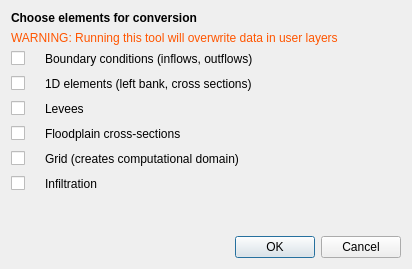
This is flo2d/ui/schema2user.ui in FLO-2DSoftware/qgis-flo-2d-plugin as Qt 5 draws it before an edit. The edited form follows.
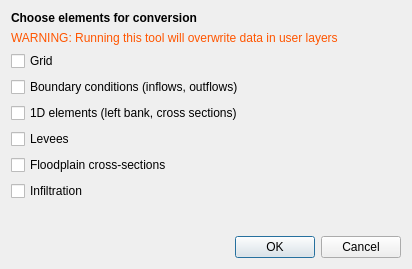
This is the edited form.

What changed in the file:
```diff
--- a/flo2d/ui/schema2user.ui
+++ b/flo2d/ui/schema2user.ui
@@ -14,7 +14,7 @@
    <string>Schematic to user layers conversion</string>
   </property>
   <layout class="QGridLayout" name="gridLayout">
-   <item row="4" column="0">
+   <item row="5" column="0">
     <widget class="QDialogButtonBox" name="buttonBox">
      <property name="orientation">
       <enum>Qt::Horizontal</enum>
@@ -38,83 +38,55 @@
      </property>
     </widget>
    </item>
+   <item row="4" column="0">
+    <spacer name="verticalSpacer">
+     <property name="orientation">
+      <enum>Qt::Vertical</enum>
+     </property>
+     <property name="sizeHint" stdset="0">
+      <size>
+       <width>20</width>
+       <height>40</height>
+      </size>
+     </property>
+    </spacer>
+   </item>
    <item row="2" column="0">
-    <layout class="QFormLayout" name="formLayout">
-     <property name="fieldGrowthPolicy">
-      <enum>QFormLayout::AllNonFixedFieldsGrow</enum>
-     </property>
-     <property name="horizontalSpacing">
-      <number>20</number>
-     </property>
-     <property name="verticalSpacing">
-      <number>10</number>
+    <layout class="QGridLayout" name="gridLayout_2">
+     <property name="bottomMargin">
+      <number>0</number>
      </property>
      <item row="0" column="0">
-      <widget class="QCheckBox" name="ckbox_bc">
+      <widget class="QCheckBox" name="ckbox_grid">
        <property name="text">
-        <string/>
+        <string>Grid</string>
        </property>
       </widget>
      </item>
-     <item row="0" column="1">
-      <widget class="QLabel" name="label">
-       <property name="text">
-        <string>Boundary conditions (inflows, outflows)</string>
-       </property>
-      </widget>
-     </item>
-     <item row="1" column="0">
-      <widget class="QCheckBox" name="ckbox_1d">
-       <property name="text">
-        <string/>
-       </property>
-      </widget>
-     </item>
-     <item row="1" column="1">
-      <widget class="QLabel" name="label_2">
-       <property name="text">
-        <string>1D elements (left bank, cross sections)</string>
-       </property>
-      </widget>
-     </item>
-     <item row="2" column="0">
+     <item row="3" column="0">
       <widget class="QCheckBox" name="ckbox_levees">
        <property name="text">
-        <string/>
-       </property>
-      </widget>
-     </item>
-     <item row="2" column="1">
-      <widget class="QLabel" name="label_3">
-       <property name="text">
         <string>Levees</string>
        </property>
       </widget>
      </item>
+     <item row="2" column="0">
+      <widget class="QCheckBox" name="ckbox_1d">
+       <property name="text">
+        <string>1D elements (left bank, cross sections)</string>
+       </property>
+      </widget>
+     </item>
+     <item row="1" column="0">
+      <widget class="QCheckBox" name="ckbox_bc">
+       <property name="text">
+        <string>Boundary conditions (inflows, outflows)</string>
+       </property>
+      </widget>
+     </item>
      <item row="4" column="0">
-      <widget class="QCheckBox" name="ckbox_grid">
-       <property name="text">
-        <string/>
-       </property>
-      </widget>
-     </item>
-     <item row="4" column="1">
-      <widget class="QLabel" name="label_5">
-       <property name="text">
-        <string>Grid (creates computational domain)</string>
-       </property>
-      </widget>
-     </item>
-     <item row="3" column="0">
       <widget class="QCheckBox" name="ckbox_fpxsec">
        <property name="text">
-        <string/>
-       </property>
-      </widget>
-     </item>
-     <item row="3" column="1">
-      <widget class="QLabel" name="label_7">
-       <property name="text">
         <string>Floodplain cross-sections</string>
        </property>
       </widget>
@@ -122,32 +94,12 @@
      <item row="5" column="0">
       <widget class="QCheckBox" name="ckbox_infil">
        <property name="text">
-        <string/>
-       </property>
-      </widget>
-     </item>
-     <item row="5" column="1">
-      <widget class="QLabel" name="label_8">
-       <property name="text">
         <string>Infiltration</string>
        </property>
       </widget>
      </item>
     </layout>
    </item>
-   <item row="3" column="0">
-    <spacer name="verticalSpacer">
-     <property name="orientation">
-      <enum>Qt::Vertical</enum>
-     </property>
-     <property name="sizeHint" stdset="0">
-      <size>
-       <width>20</width>
-       <height>40</height>
-      </size>
-     </property>
-    </spacer>
-   </item>
   </layout>
  </widget>
  <resources/>
```
